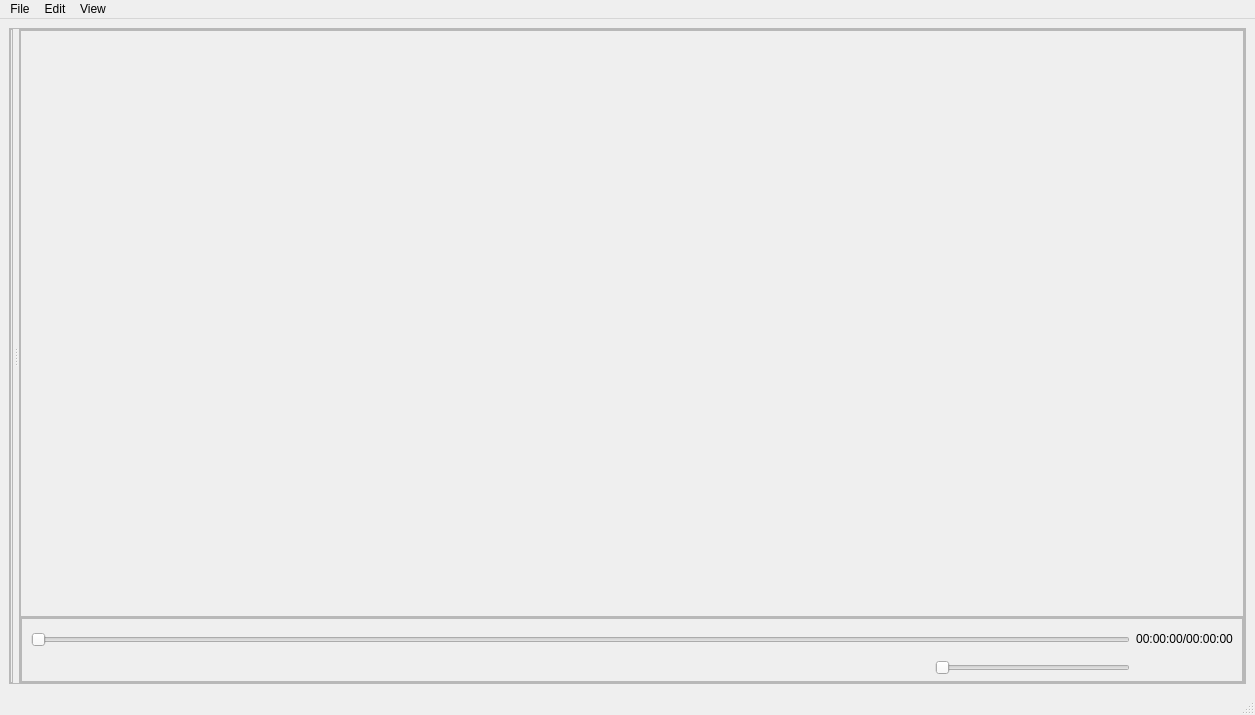
Qt form src/mainwindow.ui (jcfain/XTPlayer) before a commit.
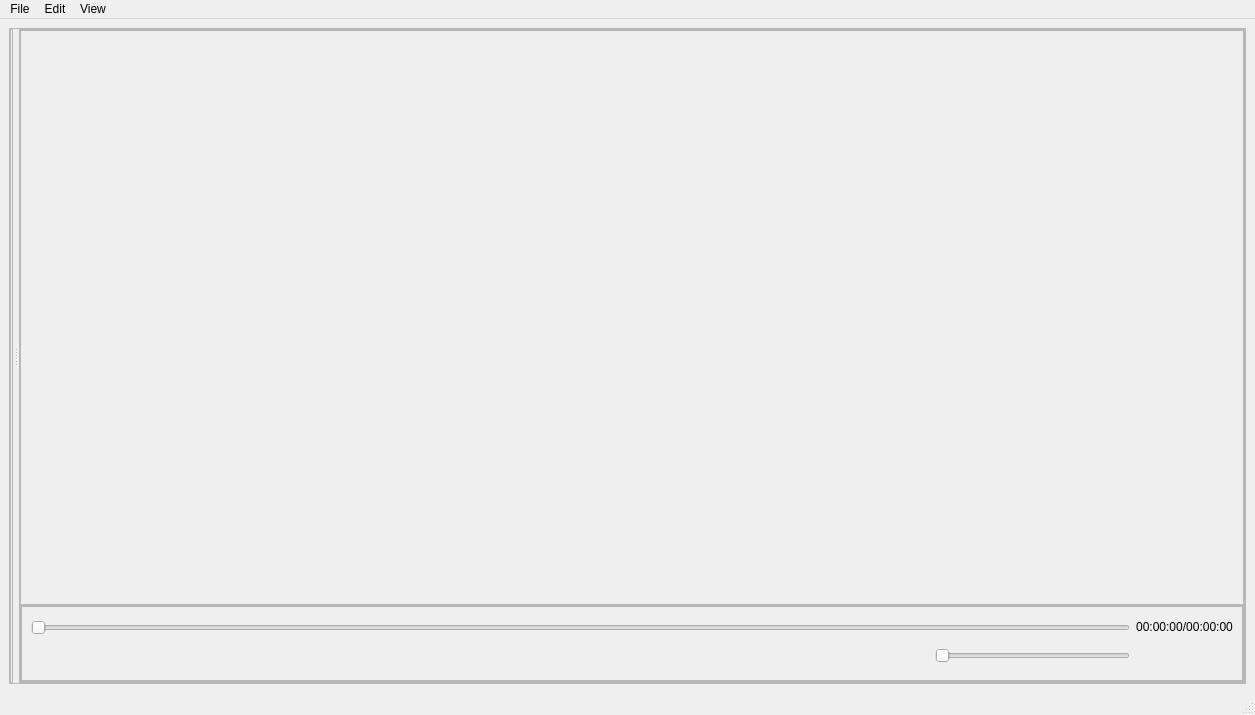
The same form after that commit. Icons and pictures are not drawn. Custom widgets are drawn as their Qt base class.

Commit message: Fixing issue with missing channels. Fixing issue with 4k screens and zoomed 4k screens where the controls displayed poorly. Adding loading splash screen Adding custom library thumbnail size 1-500.

Diff of the .ui file:
```diff
--- a/src/mainwindow.ui
+++ b/src/mainwindow.ui
@@ -138,7 +138,7 @@
                  <property name="minimumSize">
                   <size>
                    <width>175</width>
-                   <height>175</height>
+                   <height>575</height>
                   </size>
                  </property>
                  <property name="frameShape">
@@ -171,13 +171,13 @@
                  <property name="minimumSize">
                   <size>
                    <width>700</width>
-                   <height>65</height>
+                   <height>75</height>
                   </size>
                  </property>
                  <property name="maximumSize">
                   <size>
                    <width>16777215</width>
-                   <height>65</height>
+                   <height>16777215</height>
                   </size>
                  </property>
                  <property name="frameShape">
@@ -219,7 +219,7 @@
                     <property name="maximumSize">
                      <size>
                       <width>16777215</width>
-                      <height>75</height>
+                      <height>16777215</height>
                      </size>
                     </property>
                     <property name="frameShape">
```
The commit also changes 7 other files.
